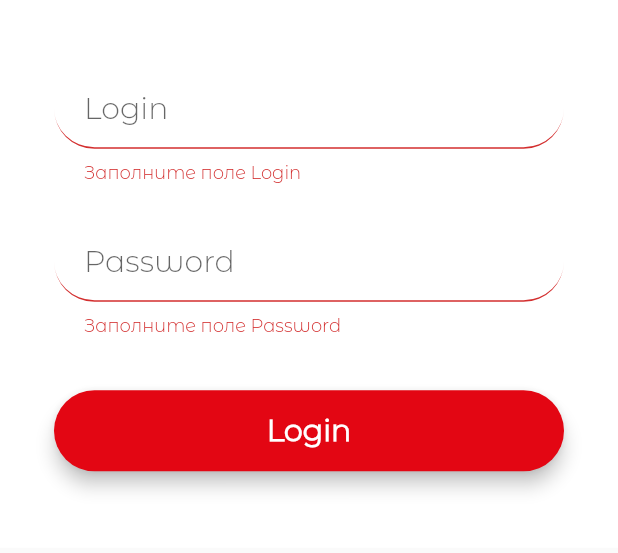
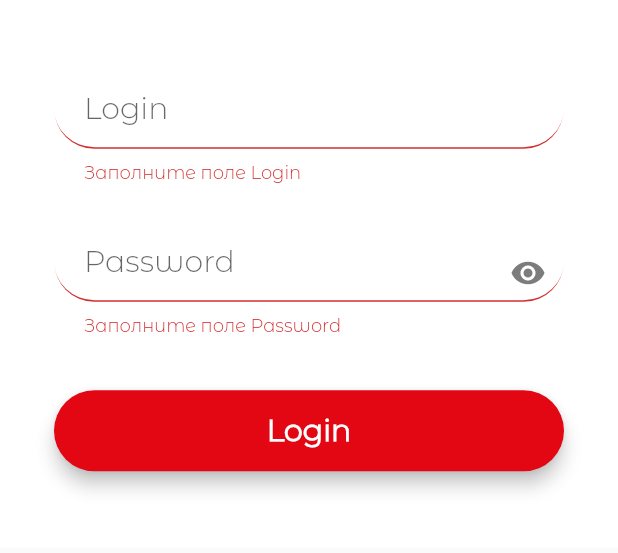
Before and after one commit to 77thecoder/flutter_ams, a Flutter app: the screen it shows after launch, after a tap on "Login", on a phone screen of 412 x 824 dp, the part 431-984 px from its top. Run offline on Flutter 3.47's test engine with Material 2 defaults, Android fonts, the phone set to English and light mode, and no system bars; our stand-ins replace loading_indicator.

Commit message:
В поле password добавил иконку
Иконка показа и скрытия пароля

```diff
--- a/lib/screens/login_page.dart
+++ b/lib/screens/login_page.dart
@@ -21,12 +21,19 @@ class _LoginPageState extends State<LoginPage> {
   bool _isLoading = false;
   bool _isDisableButton = false;
   bool _isAuth = true;
+  bool _obscureText = true;
 
   @override
   void dispose() {
     loginController.dispose();
     passwordController.dispose();
     super.dispose();
+  }
+
+  void _obscureClick() {
+    setState(() {
+      _obscureText = !_obscureText;
+    });
   }
 
   @override
@@ -54,11 +61,23 @@ class _LoginPageState extends State<LoginPage> {
 
     final _passwordField = TextFormField(
       controller: passwordController,
-      obscureText: true,
+      obscureText: _obscureText,
       style: Theme.of(context).textTheme.bodyText1,
       decoration: InputDecoration(
         contentPadding: EdgeInsets.fromLTRB(20.0, 15.0, 20.0, 15.0),
         hintText: 'Password',
+        suffixIcon: Padding(
+          padding: EdgeInsets.only(top: 15.0),
+          child: GestureDetector(
+            onTap: () {
+              _obscureClick();
+            },
+            child: Icon(
+              _obscureText ? Icons.visibility : Icons.visibility_off,
+              color: Color(0xff7C7C7C),
+           ),
+          )
+        ),
         border: UnderlineInputBorder(
           borderRadius: BorderRadius.circular(32.0),
         ),
```
